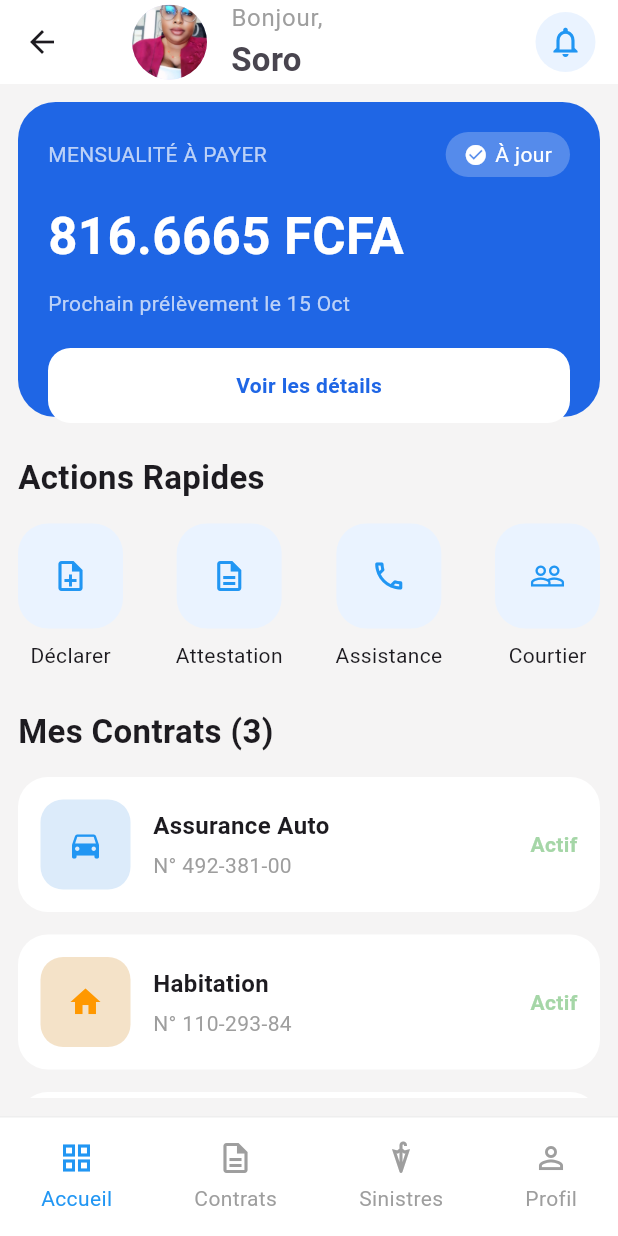
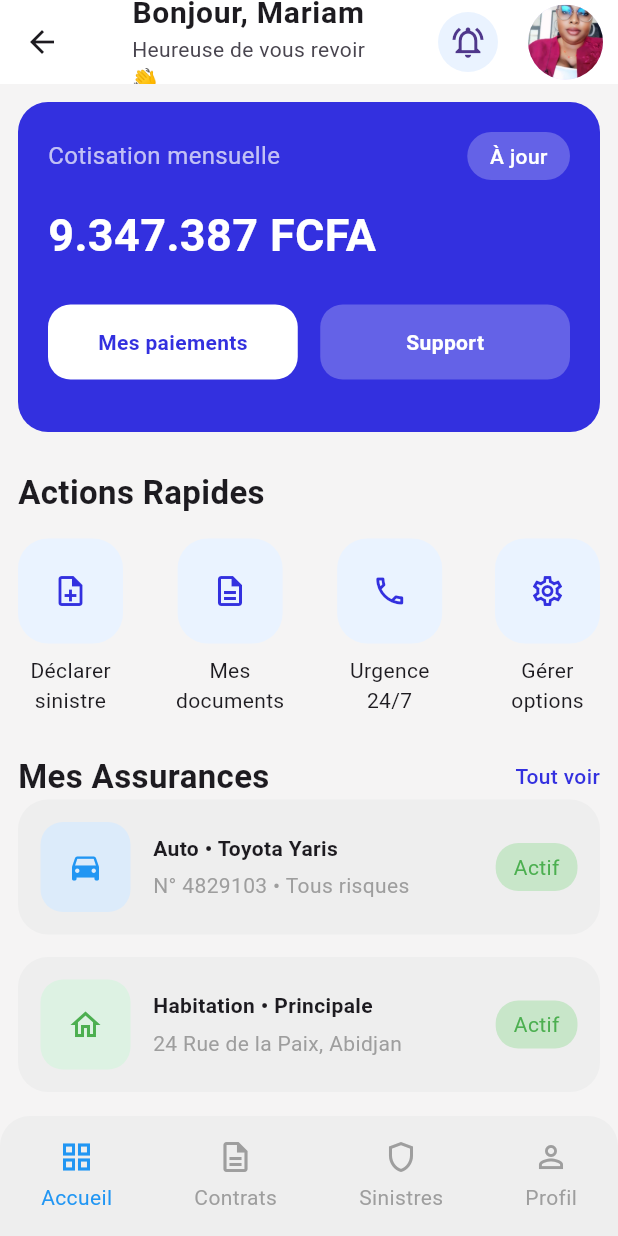
Before and after one commit to niafogou/assurance_1, a Flutter app: the HomePage screen opened directly, on a phone screen of 412 x 824 dp. Run offline on Flutter 3.47's test engine with Material 3 defaults, Android fonts, the phone set to English and light mode, and no system bars.

Commit message:
assurance1

```diff
--- a/lib/views/contrats_page.dart
+++ b/lib/views/contrats_page.dart
@@ -38,7 +38,6 @@ class ContratsPage extends StatelessWidget {
         child: ListView(
           children: [
             Container(
-              height: 210,
               padding: const EdgeInsets.all(20),
               decoration: BoxDecoration(
                 color: const Color(0xFF1F66E5),
--- a/lib/views/static/home_page.dart
+++ b/lib/views/static/home_page.dart
@@ -11,25 +11,23 @@ class HomePage extends StatelessWidget {
       appBar: AppBar(
         backgroundColor: Colors.white,
         title: const ListTile(
-          leading: CircleAvatar(
+          title: Text(
+            'Bonjour, Mariam',
+            style: TextStyle(fontWeight: FontWeight.bold, fontSize: 20),
+          ),
+          subtitle: Text('Heureuse de vous revoir 👋'),
+        ),
+        actions: [
+          CircleAvatar(
+            backgroundColor: Color.fromARGB(255, 234, 243, 255),
+            child: Icon(Icons.notifications_active_outlined, size: 25),
+          ),
+          SizedBox(width: 20),
+          CircleAvatar(
             radius: 25,
             backgroundImage: AssetImage("asset/mariam.jpeg"),
           ),
-          title: Text(
-            'Bonjour,',
-            style: TextStyle(fontSize: 16, color: Colors.grey),
-          ),
-          subtitle: Text(
-            'Soro',
-            style: TextStyle(fontWeight: FontWeight.bold, fontSize: 22),
-          ),
-        ),
-        actions: const [
-          CircleAvatar(
-            backgroundColor: Color(0xFFEAF3FF),
-            child: Icon(Icons.notifications_none, color: Colors.blue),
-          ),
-          SizedBox(width: 15),
+          SizedBox(width: 10),
         ],
       ),
 
@@ -38,13 +36,12 @@ class HomePage extends StatelessWidget {
         child: ListView(
           children: [
             Container(
-              height: 210,
+              height: 220,
               padding: const EdgeInsets.all(20),
               decoration: BoxDecoration(
-                color: Color(0xFF1F66E5),
-                borderRadius: BorderRadius.circular(25),
+                color: Color.fromARGB(255, 51, 48, 223),
+                borderRadius: BorderRadius.circular(20),
               ),
-
               child: Column(
                 crossAxisAlignment: CrossAxisAlignment.start,
                 children: [
@@ -52,58 +49,42 @@ class HomePage extends StatelessWidget {
                     mainAxisAlignment: MainAxisAlignment.spaceBetween,
                     children: [
                       Text(
-                        "MENSUALITÉ À PAYER",
-                        style: TextStyle(color: Colors.white70),
+                        "Cotisation mensuelle",
+                        style: TextStyle(color: Colors.white70, fontSize: 16),
                       ),
-
                       Container(
                         padding: EdgeInsets.symmetric(
-                          horizontal: 12,
-                          vertical: 5,
+                          horizontal: 15,
+                          vertical: 6,
                         ),
                         decoration: BoxDecoration(
                           color: Colors.white24,
                           borderRadius: BorderRadius.circular(20),
                         ),
-                        child: Row(
-                          children: const [
-                            Icon(
-                              Icons.check_circle,
+                        child: Text(
+                          "À jour",
+                          style: TextStyle(
                             color: Colors.white,
-                              size: 16,
+                            fontWeight: FontWeight.w500,
                           ),
-                            SizedBox(width: 5),
-                            Text(
-                              "À jour",
-                              style: TextStyle(color: Colors.white),
-                            ),
-                          ],
                         ),
                       ),
                     ],
                   ),
-
                   SizedBox(height: 15),
-
                   Text(
-                    "816.6665 FCFA",
+                    "9.347.387 FCFA",
                     style: TextStyle(
                       color: Colors.white,
-                      fontSize: 34,
+                      fontSize: 30,
                       fontWeight: FontWeight.bold,
                     ),
                   ),
-
-                  SizedBox(height: 10),
-
-                  Text(
-                    "Prochain prélèvement le 15 Oct",
-                    style: TextStyle(color: Colors.white70),
-                  ),
-
-                  SizedBox(height: 20),
-
-                  Container(
+                  SizedBox(height: 25),
+                  Row(
+                    children: [
+                      Expanded(
+                        child: Container(
                           padding: EdgeInsets.symmetric(vertical: 15),
                           decoration: BoxDecoration(
                             color: Colors.white,
@@ -111,13 +92,35 @@ class HomePage extends StatelessWidget {
                           ),
                           child: Center(
                             child: Text(
-                        "Voir les détails",
+                              "Mes paiements",
                               style: TextStyle(
-                          color: Color(0xFF1F66E5),
+                                color: Color.fromARGB(255, 51, 48, 223),
                                 fontWeight: FontWeight.bold,
                               ),
                             ),
                           ),
+                        ),
+                      ),
+                      SizedBox(width: 15),
+                      Expanded(
+                        child: Container(
+                          padding: EdgeInsets.symmetric(vertical: 15),
+                          decoration: BoxDecoration(
+                            color: Colors.white24,
+                            borderRadius: BorderRadius.circular(15),
+                          ),
+                          child: Center(
+                            child: Text(
+                              "Support",
+                              style: TextStyle(
+                                color: Colors.white,
+                                fontWeight: FontWeight.bold,
+                              ),
+                            ),
+                          ),
+                        ),
+                      ),
+                    ],
                   ),
                 ],
               ),
@@ -144,10 +147,13 @@ class HomePage extends StatelessWidget {
                         color: Color(0xFFEAF3FF),
                         borderRadius: BorderRadius.circular(20),
                       ),
-                      child: Icon(Icons.note_add_outlined, color: Colors.blue),
+                      child: Icon(
+                        Icons.note_add_outlined,
+                        color: Color.fromARGB(255, 51, 48, 223),
+                      ),
                     ),
                     SizedBox(height: 8),
-                    Text("Déclarer"),
+                    Text("Déclarer\nsinistre", textAlign: TextAlign.center),
                   ],
                 ),
 
@@ -162,11 +168,11 @@ class HomePage extends StatelessWidget {
                       ),
                       child: Icon(
                         Icons.description_outlined,
-                        color: Colors.blue,
+                        color: Color.fromARGB(255, 51, 48, 223),
                       ),
                     ),
                     SizedBox(height: 8),
-                    Text("Attestation"),
+                    Text("Mes\ndocuments", textAlign: TextAlign.center),
                   ],
                 ),
 
@@ -179,10 +185,13 @@ class HomePage extends StatelessWidget {
                         color: Color(0xFFEAF3FF),
                         borderRadius: BorderRadius.circular(20),
                       ),
-                      child: Icon(Icons.phone_outlined, color: Colors.blue),
+                      child: Icon(
+                        Icons.phone_outlined,
+                        color: Color.fromARGB(255, 51, 48, 223),
+                      ),
                     ),
                     SizedBox(height: 8),
-                    Text("Assistance"),
+                    Text("Urgence\n24/7", textAlign: TextAlign.center),
                   ],
                 ),
 
@@ -195,10 +204,13 @@ class HomePage extends StatelessWidget {
                         color: Color(0xFFEAF3FF),
                         borderRadius: BorderRadius.circular(20),
                       ),
-                      child: Icon(Icons.people_outline, color: Colors.blue),
+                      child: Icon(
+                        Icons.settings_outlined,
+                        color: Color.fromARGB(255, 51, 48, 223),
+                      ),
                     ),
                     SizedBox(height: 8),
-                    Text("Courtier"),
+                    Text("Gérer\noptions", textAlign: TextAlign.center),
                   ],
                 ),
               ],
@@ -206,20 +218,29 @@ class HomePage extends StatelessWidget {
 
             SizedBox(height: 25),
 
+            Row(
+              mainAxisAlignment: MainAxisAlignment.spaceBetween,
+              children: [
                 Text(
-              "Mes Contrats (3)",
+                  "Mes Assurances",
                   style: TextStyle(fontSize: 22, fontWeight: FontWeight.bold),
                 ),
-
-            SizedBox(height: 15),
+                Text(
+                  "Tout voir",
+                  style: TextStyle(
+                    color: Color.fromARGB(255, 51, 48, 223),
+                    fontWeight: FontWeight.w500,
+                  ),
+                ),
+              ],
+            ),
 
             Container(
               padding: EdgeInsets.all(15),
               decoration: BoxDecoration(
-                color: Colors.white,
+                color: Colors.grey.shade200,
                 borderRadius: BorderRadius.circular(20),
               ),
-
               child: Row(
                 children: [
                   Container(
@@ -231,35 +252,30 @@ class HomePage extends StatelessWidget {
                     ),
                     child: Icon(Icons.directions_car, color: Colors.blue),
                   ),
-
                   SizedBox(width: 15),
-
                   Expanded(
                     child: Column(
                       crossAxisAlignment: CrossAxisAlignment.start,
                       children: [
                         Text(
-                          "Assurance Auto",
-                          style: TextStyle(
-                            fontWeight: FontWeight.bold,
-                            fontSize: 16,
-                          ),
+                          "Auto • Toyota Yaris",
+                          style: TextStyle(fontWeight: FontWeight.bold),
                         ),
                         SizedBox(height: 5),
                         Text(
-                          "N° 492-381-00",
+                          "N° 4829103 • Tous risques",
                           style: TextStyle(color: Colors.grey),
                         ),
                       ],
                     ),
                   ),
-
-                  Text(
-                    "Actif",
-                    style: TextStyle(
-                      color: Colors.green.shade200,
-                      fontWeight: FontWeight.bold,
+                  Container(
+                    padding: EdgeInsets.symmetric(horizontal: 12, vertical: 6),
+                    decoration: BoxDecoration(
+                      color: Colors.green.shade100,
+                      borderRadius: BorderRadius.circular(15),
                     ),
+                    child: Text("Actif", style: TextStyle(color: Colors.green)),
                   ),
                 ],
               ),
@@ -270,50 +286,44 @@ class HomePage extends StatelessWidget {
             Container(
               padding: EdgeInsets.all(15),
               decoration: BoxDecoration(
-                color: Colors.white,
+                color: Colors.grey.shade200,
                 borderRadius: BorderRadius.circular(20),
               ),
-
               child: Row(
                 children: [
                   Container(
                     height: 60,
                     width: 60,
                     decoration: BoxDecoration(
-                      color: Color(0xFFF4E2C8),
+                      color: Color(0xFFDDF2E3),
                       borderRadius: BorderRadius.circular(15),
                     ),
-                    child: Icon(Icons.home, color: Colors.orange),
+                    child: Icon(Icons.home_outlined, color: Colors.green),
                   ),
-
                   SizedBox(width: 15),
-
                   Expanded(
                     child: Column(
                       crossAxisAlignment: CrossAxisAlignment.start,
                       children: [
                         Text(
-                          "Habitation",
-                          style: TextStyle(
-                            fontWeight: FontWeight.bold,
-                            fontSize: 16,
-                          ),
+                          "Habitation • Principale",
+                          style: TextStyle(fontWeight: FontWeight.bold),
                         ),
                         SizedBox(height: 5),
                         Text(
-                          "N° 110-293-84",
+                          "24 Rue de la Paix, Abidjan",
                           style: TextStyle(color: Colors.grey),
                         ),
                       ],
                     ),
                   ),
-
-                  Text(
-                    "Actif",
-                    style: TextStyle(
-                      color: Colors.green.shade200,
-                      fontWeight: FontWeight.bold,
+                  Container(
+                    padding: EdgeInsets.symmetric(horizontal: 12, vertical: 6),
+                    decoration: BoxDecoration(
+                      color: Colors.green.shade100,
+                      borderRadius: BorderRadius.circular(15),
                     ),
+                    child: Text("Actif", style: TextStyle(color: Colors.green)),
                   ),
                 ],
               ),
@@ -324,50 +334,44 @@ class HomePage extends StatelessWidget {
             Container(
               padding: EdgeInsets.all(15),
               decoration: BoxDecoration(
-                color: Colors.white,
+                color: Colors.grey.shade200,
                 borderRadius: BorderRadius.circular(20),
               ),
-
               child: Row(
                 children: [
                   Container(
                     height: 60,
                     width: 60,
                     decoration: BoxDecoration(
-                      color: Color(0xFFDDF2E3),
+                      color: Color(0xFFF8DADA),
                       borderRadius: BorderRadius.circular(15),
                     ),
-                    child: Icon(Icons.favorite_border, color: Colors.green),
+                    child: Icon(Icons.favorite_border, color: Colors.red),
                   ),
-
                   SizedBox(width: 15),
-
                   Expanded(
                     child: Column(
                       crossAxisAlignment: CrossAxisAlignment.start,
                       children: [
                         Text(
-                          "Santé Famille",
-                          style: TextStyle(
-                            fontWeight: FontWeight.bold,
-                            fontSize: 16,
-                          ),
+                          "Santé • Famille",
+                          style: TextStyle(fontWeight: FontWeight.bold),
                         ),
                         SizedBox(height: 5),
                         Text(
-                          "N° 993-112-44",
+                          "Formule Confort Plus",
                           style: TextStyle(color: Colors.grey),
                         ),
                       ],
                     ),
                   ),
-
-                  Text(
-                    "Actif",
-                    style: TextStyle(
-                      color: Colors.green.shade200,
-                      fontWeight: FontWeight.bold,
+                  Container(
+                    padding: EdgeInsets.symmetric(horizontal: 12, vertical: 6),
+                    decoration: BoxDecoration(
+                      color: Colors.green.shade100,
+                      borderRadius: BorderRadius.circular(15),
                     ),
+                    child: Text("Actif", style: TextStyle(color: Colors.green)),
                   ),
                 ],
               ),
@@ -381,10 +385,12 @@ class HomePage extends StatelessWidget {
       bottomNavigationBar: Container(
         height: 80,
         decoration: BoxDecoration(
-          color: Colors.white,
-          border: Border(top: BorderSide(color: Colors.grey.shade200)),
+          color: Colors.grey.shade200,
+          borderRadius: BorderRadius.only(
+            topLeft: Radius.circular(20),
+            topRight: Radius.circular(20),
           ),
-
+        ),
         child: Row(
           mainAxisAlignment: MainAxisAlignment.spaceAround,
           children: [
@@ -396,7 +402,6 @@ class HomePage extends StatelessWidget {
                 Text("Accueil", style: TextStyle(color: Colors.blue)),
               ],
             ),
-
             Column(
               mainAxisAlignment: MainAxisAlignment.center,
               children: const [
@@ -405,16 +410,14 @@ class HomePage extends StatelessWidget {
                 Text("Contrats", style: TextStyle(color: Colors.grey)),
               ],
             ),
-
             Column(
               mainAxisAlignment: MainAxisAlignment.center,
               children: const [
-                Icon(Icons.umbrella_outlined, color: Colors.grey),
+                Icon(Icons.shield_outlined, color: Colors.grey),
                 SizedBox(height: 5),
                 Text("Sinistres", style: TextStyle(color: Colors.grey)),
               ],
             ),
-
             Column(
               mainAxisAlignment: MainAxisAlignment.center,
               children: const [
```
Lines whose indentation alone changed are shown as unchanged.
